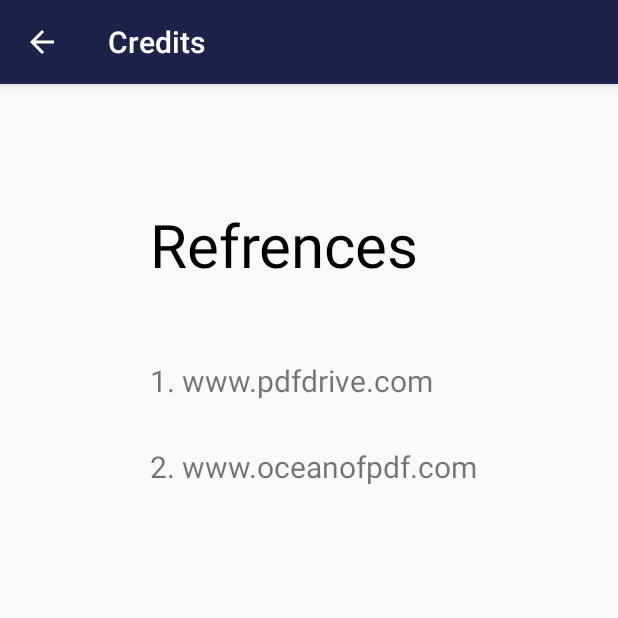
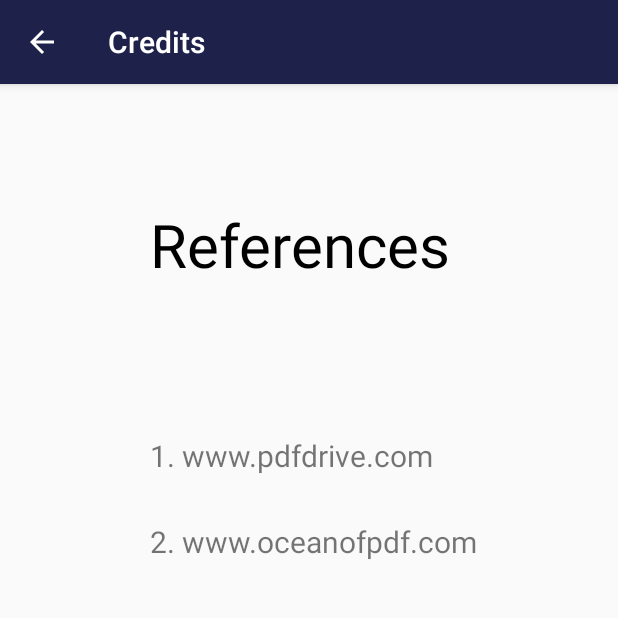
Before and after one commit to ashutoshdalvi/BookApp-master, an Android app: the Homepage screen opened directly, with no data from a screen before it, in the side drawer, after a tap on "Credits", on a phone screen of 412 x 824 dp, the top half of it. Run offline under Robolectric (Android 15) with nearby library versions, the phone set to English and light mode, and no system bars; our stand-ins replace Firebase (no records; nobody signed in at launch, a user with empty details on screens opened directly), Picasso; Roboto replaces fonts that are not available here.

Commit message:
Almost completed

```diff
--- a/app/build.gradle
+++ b/app/build.gradle
@@ -21,8 +21,8 @@ android {
 dependencies {
     implementation 'com.mikhaellopez:circularimageview:3.2.0'
     implementation fileTree(dir: 'libs', include: ['*.jar'])
-    implementation 'com.android.support:appcompat-v7:27.1.0'
-    implementation 'com.android.support:design:27.1.0'
+    implementation 'com.android.support:appcompat-v7:27.1.1'
+    implementation 'com.android.support:design:27.1.1'
     implementation 'com.android.support.constraint:constraint-layout:1.1.3'
     implementation 'com.google.firebase:firebase-database:16.0.3'
     implementation 'com.google.firebase:firebase-core:16.0.4'
@@ -30,7 +30,7 @@ dependencies {
     testImplementation 'junit:junit:4.12'
     androidTestImplementation 'com.android.support.test:runner:1.0.2'
     androidTestImplementation 'com.android.support.test.espresso:espresso-core:3.0.2'
-    implementation 'com.android.support:cardview-v7:27.1.0'
+    implementation 'com.android.support:cardview-v7:27.1.1'
     implementation 'com.github.barteksc:android-pdf-viewer:2.8.2'
     implementation 'com.firebaseui:firebase-ui-database:4.2.0'
 
--- a/app/src/main/java/com/example/ashutosh_dalvi/bookapp/FlashScreen.java
+++ b/app/src/main/java/com/example/ashutosh_dalvi/bookapp/FlashScreen.java
@@ -8,11 +8,12 @@ import android.os.Bundle;
 import com.example.ashutosh_dalvi.bookapp.CurrentUser;
 
 public class FlashScreen extends AppCompatActivity {
-    private final static int time = 2000;
+    private final static int time = 1200;
     private SharedPreferences sharedPreferences;
     private String uid;
     @Override
     protected void onCreate(Bundle savedInstanceState) {
+        setTheme(R.style.AppTheme_NoActionbar);
         super.onCreate(savedInstanceState);
         setContentView(R.layout.activity_flashscreen);
         sharedPreferences = getSharedPreferences("user_uid",MODE_PRIVATE);
--- a/app/src/main/java/com/example/ashutosh_dalvi/bookapp/Homepage.java
+++ b/app/src/main/java/com/example/ashutosh_dalvi/bookapp/Homepage.java
@@ -1,14 +1,18 @@
 package com.example.ashutosh_dalvi.bookapp;
 
+import android.Manifest;
 import android.app.DownloadManager;
 import android.content.Context;
 import android.content.Intent;
+import android.content.pm.PackageManager;
 import android.net.ConnectivityManager;
 import android.net.NetworkInfo;
+import android.os.Build;
 import android.os.Bundle;
 import android.support.annotation.NonNull;
 import android.support.annotation.Nullable;
 import android.support.design.widget.NavigationView;
+import android.support.v4.app.ActivityCompat;
 import android.support.v4.view.GravityCompat;
 import android.support.v4.widget.DrawerLayout;
 import android.support.v7.app.ActionBarDrawerToggle;
@@ -16,6 +20,7 @@ import android.support.v7.app.AppCompatActivity;
 import android.support.v7.widget.LinearLayoutManager;
 import android.support.v7.widget.RecyclerView;
 import android.support.v7.widget.Toolbar;
+import android.util.Log;
 import android.view.Menu;
 import android.view.MenuInflater;
 import android.view.MenuItem;
@@ -53,7 +58,14 @@ public class Homepage extends AppCompatActivity implements NavigationView.OnNavi
         recyclerview1();
         recyclerview2();
         recyclerview3();
-
+        if (Build.VERSION.SDK_INT >= 23) {
+            if (checkSelfPermission(android.Manifest.permission.WRITE_EXTERNAL_STORAGE) == PackageManager.PERMISSION_GRANTED) {
+                Log.e("Permission error","You have permission");
+            }else {
+                Log.e("Permission error","You have asked for permission");
+                ActivityCompat.requestPermissions(Homepage.this, new String[]{Manifest.permission.WRITE_EXTERNAL_STORAGE}, 1);
+            }
+        }
         if(!isNetworkAvailable())
             Toast.makeText(Homepage.this, "No Internet connection", Toast.LENGTH_LONG).show();
 
--- a/app/src/main/java/com/example/ashutosh_dalvi/bookapp/Login.java
+++ b/app/src/main/java/com/example/ashutosh_dalvi/bookapp/Login.java
@@ -41,7 +41,6 @@ public class Login extends AppCompatActivity {
 
     @Override
     protected void onCreate(Bundle savedInstanceState) {
-        setTheme(R.style.AppTheme);
 
         super.onCreate(savedInstanceState);
         setContentView(R.layout.activity_login);
--- /dev/null
+++ b/app/src/main/res/drawable/launch_screen.xml
@@ -0,0 +1,14 @@
+<?xml version="1.0" encoding="utf-8"?>
+<layer-list xmlns:android="http://schemas.android.com/apk/res/android"
+    android:opacity="opaque"
+    >
+<item android:drawable="@drawable/blackbg"
+
+    />
+    <item android:drawable="@drawable/flashlogo"
+        android:gravity="center"
+        android:height="100dp"
+        android:width="100dp"
+        />
+
+</layer-list>
--- a/app/src/main/res/layout/activity_aboutus.xml
+++ b/app/src/main/res/layout/activity_aboutus.xml
@@ -36,7 +36,7 @@
         android:layout_width="wrap_content"
         android:layout_height="wrap_content"
         android:layout_marginTop="10dp"
-        android:text="3. Neha Bhomdve"
+        android:text="3. Neha Bhondve"
         android:layout_marginLeft="120dp"
         android:textSize="20dp"
         />
@@ -52,7 +52,7 @@
     <TextView
         android:layout_width="wrap_content"
         android:layout_height="wrap_content"
-        android:layout_marginTop="80dp"
+        android:layout_marginTop="200dp"
         android:layout_marginLeft="25dp"
         android:text="This app should be used for education purpose only."
         android:textSize="15dp" />
--- a/app/src/main/res/layout/activity_account.xml
+++ b/app/src/main/res/layout/activity_account.xml
@@ -96,7 +96,7 @@
 
     <android.support.v7.widget.CardView
         android:id="@+id/edit"
-        android:layout_width="200dp"
+        android:layout_width="150dp"
         android:layout_height="50dp"
         android:layout_alignParentBottom="true"
         android:layout_centerHorizontal="true"
@@ -114,8 +114,7 @@
                 android:layout_height="50dp"
                 android:layout_alignParentStart="true"
                 android:layout_alignParentTop="true"
-                android:layout_marginStart="45dp"
-                android:layout_marginLeft="80sp"
+                android:layout_marginStart="20dp"
 
                 android:fontFamily="@font/adamina"
                 android:gravity="center"
--- a/app/src/main/res/layout/activity_credits.xml
+++ b/app/src/main/res/layout/activity_credits.xml
@@ -10,7 +10,7 @@
    <TextView
        android:layout_width="wrap_content"
        android:layout_height="wrap_content"
-       android:text="Refrences"
+       android:text="References"
        android:textSize="40dp"
        android:layout_marginLeft="100dp"
        android:layout_marginTop="80dp"
@@ -21,7 +21,7 @@
         android:layout_height="wrap_content"
         android:text="1. www.pdfdrive.com"
         android:textSize="20sp"
-        android:layout_marginTop="50dp"
+        android:layout_marginTop="100dp"
         android:layout_marginLeft="100dp"
 
         />
--- a/app/src/main/res/layout/activity_homepage.xml
+++ b/app/src/main/res/layout/activity_homepage.xml
@@ -53,7 +53,7 @@
                 android:id="@+id/recyclerview_id2"
                 android:layout_width="match_parent"
                 android:layout_height="250dp"
-                android:layout_marginTop="220dp">
+                android:layout_marginTop="216dp">
 
             </android.support.v7.widget.RecyclerView>
 
@@ -73,7 +73,7 @@
             <android.support.v7.widget.RecyclerView
                 android:id="@+id/recyclerview_id3"
                 android:layout_width="match_parent"
-                android:layout_height="250dp"
+                android:layout_height="260dp"
                 android:layout_marginTop="495dp">
 
             </android.support.v7.widget.RecyclerView>
--- a/app/src/main/res/values/styles.xml
+++ b/app/src/main/res/values/styles.xml
@@ -12,11 +12,11 @@
         <item name="windowNoTitle">true</item>
         <item name="colorPrimary">@color/colorPrimary</item>
         <item name="colorPrimaryDark">@color/colorPrimaryDark</item>
+        <item name="android:windowBackground">@drawable/launch_screen  </item>
 
     </style>
-
     <style name="AppTheme.Launcher">
-            <item name="android:windowBackground">@drawable/launch_screen  </item>
+        <item name="android:windowBackground">@drawable/launch_screen  </item>
     </style>
 
 </resources>
```
Also changed, not shown: app/src/main/AndroidManifest.xml (+6 -3 lines), app/src/main/java/com/example/ashutosh_dalvi/bookapp/Book_info.java (+40 -8 lines), app/src/main/res/layout/activity_flashscreen.xml (added, +22 -0 lines), app/src/main/res/layout/activity_registration.xml (+6 -7 lines), app/src/main/res/drawable/flashlogo.png (added), app/src/main/res/drawable/logo2.png (deleted), 1 other file.
